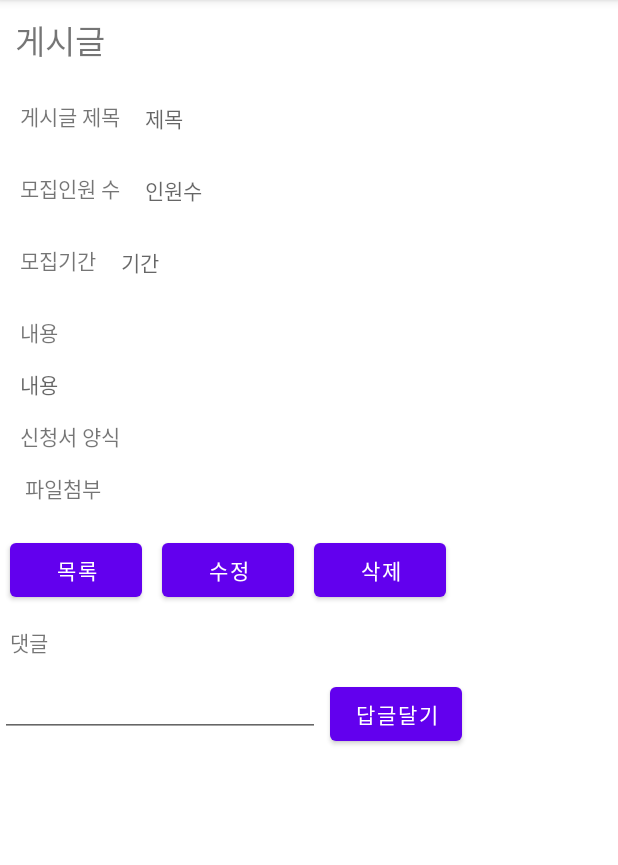
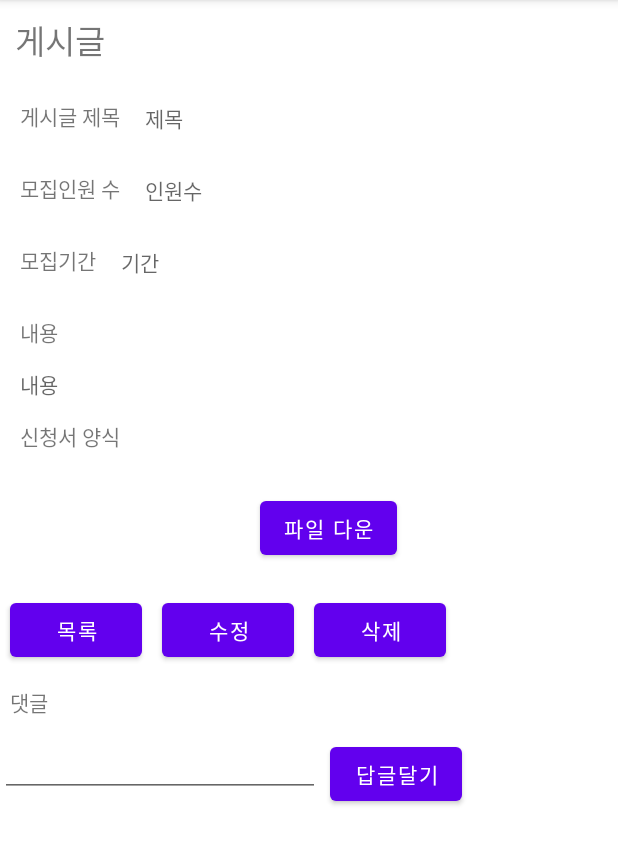
Before and after one commit to junha8070/KNU_Matching, an Android app: the postRegisterActivity screen opened directly, with no data from a screen before it, on a phone screen of 412 x 824 dp, the part 84-949 px from its top. Run offline under Robolectric (Android 15) with nearby library versions, the phone set to English and light mode, and no system bars; our stand-ins replace Firebase (no records; nobody signed in at launch, a user with empty details on screens opened directly).

Commit message:
내용확인파일명불러오기

```diff
--- a/app/src/main/java/com/example/knu_matching/AdapterActivity.java
+++ b/app/src/main/java/com/example/knu_matching/AdapterActivity.java
@@ -73,8 +73,8 @@ public class AdapterActivity extends RecyclerView.Adapter<AdapterActivity.Galler
                 intent.putExtra("Nickname", mDataset.get(temp).getStr_Nickname());
                 intent.putExtra("Email", mDataset.get(temp).getStr_email());
                 intent.putExtra("Id", mDataset.get(temp).getStr_Id());
+                intent.putExtra("application", mDataset.get(temp).getStr_application());
                 view.getContext().startActivity(intent);
-                System.out.println("자리 확인"+mDataset.get(temp).getStr_Title());
             }
         });
     }
--- a/app/src/main/java/com/example/knu_matching/main/PostFragment.java
+++ b/app/src/main/java/com/example/knu_matching/main/PostFragment.java
@@ -111,7 +111,8 @@ public class PostFragment extends Fragment {
                                         document.getData().get("str_time").toString(),
                                         document.getData().get("str_Nickname").toString(),
                                         document.getData().get("str_email").toString(),
-                                        document.getId()
+                                        document.getId(),
+                                        document.getData().get("str_application").toString()
                                 ));
                             }
                             RecyclerView recyclerView = v.findViewById(R.id.recycleView);
--- a/app/src/main/java/com/example/knu_matching/postActivity.java
+++ b/app/src/main/java/com/example/knu_matching/postActivity.java
@@ -73,7 +73,7 @@ public class postActivity extends AppCompatActivity {
     private EditText edt_Title, edt_Number, edt_date, edt_post;
     private FirebaseAuth mFirebaseAuth;
     private DatabaseReference mDatabaseRef;
-    private String str_Title, str_date, str_Number, str_post, str_Nickname, str_email, str_Id;
+    private String str_Title, str_date, str_Number, str_post, str_Nickname, str_email, str_Id, str_application;
     private FirebaseUser user;
     private TextView application;
     private FirebaseStorage storage = FirebaseStorage.getInstance();
@@ -128,6 +128,7 @@ public class postActivity extends AppCompatActivity {
                 str_date = edt_date.getText().toString();
                 str_Number = edt_Number.getText().toString();
                 str_post = edt_post.getText().toString();
+                str_application = application.getText().toString();
 
                 if (str_Title.trim().equals("") || str_date.trim().equals("") || str_Number.trim().equals("") || str_post.trim().equals("")) {
                     Toast.makeText(postActivity.this, "빈칸을 채워주세요", Toast.LENGTH_SHORT).show();
@@ -146,7 +147,7 @@ public class postActivity extends AppCompatActivity {
                             if(task.isSuccessful()){
                                 UserAccount userAccount = task.getResult().toObject(UserAccount.class);
                                 str_Nickname = userAccount.getNickName();
-                                postInfo postInfo = new postInfo(str_Title, str_date, str_Number, str_post, formatedNow, str_Nickname, str_email, str_Id);
+                                postInfo postInfo = new postInfo(str_Title, str_date, str_Number, str_post, formatedNow, str_Nickname, str_email, str_Id, str_application);
                                 update(postInfo);
                                 Intent intent = new Intent();
                                 setResult(RESULT_OK, intent);
@@ -190,7 +191,6 @@ public class postActivity extends AppCompatActivity {
 
     private void uploadFile() {
         if (filePath != null) {
-
             StorageReference storageRef = storage.getReferenceFromUrl("gs://knu-matching.appspot.com").child( str_Title+ "/" + filename);
             storageRef.putFile(filePath)
                     .addOnSuccessListener(new OnSuccessListener<UploadTask.TaskSnapshot>() {
--- a/app/src/main/java/com/example/knu_matching/postRegisterActivity.java
+++ b/app/src/main/java/com/example/knu_matching/postRegisterActivity.java
@@ -51,10 +51,11 @@ public class postRegisterActivity extends AppCompatActivity {
     private FirebaseFirestore db = FirebaseFirestore.getInstance();
 
 
-    private TextView tv_Title, tv_Number, tv_date, tv_post, application;
-    private Button btn_list, btn_change, btn_delete, btn_comment;
+    private TextView tv_Title, tv_Number, tv_date, tv_post, tv_application;
+    private Button btn_list, btn_change, btn_delete, btn_comment, btn_down;
     private EditText edt_comment;
-    private String str_Title, str_date, str_Number, str_post, str_time, str_Nickname, str_email, str_comment, str_Id;
+    private String str_Title, str_date, str_Number, str_post, str_time, str_Nickname, str_email, str_comment, str_Id, str_application;
+    private String filename;
     private FirebaseUser user;
 
     LocalDateTime now = LocalDateTime.now();
@@ -71,13 +72,13 @@ public class postRegisterActivity extends AppCompatActivity {
         tv_Title = findViewById(R.id.edt_Title);
         tv_Number = findViewById(R.id.edt_Number);
         tv_post = findViewById(R.id.edt_post);
+        tv_application = findViewById(R.id.edt_application);
 
         btn_change = findViewById(R.id.btn_change);
         btn_list = findViewById(R.id.btn_list);
         btn_delete = findViewById(R.id.btn_delete);
         btn_comment = findViewById(R.id.btn_comment);
-
-        application = findViewById(R.id.application);
+        btn_down = findViewById(R.id.btn_down);
 
         edt_comment = findViewById(R.id.edt_comment);
 
@@ -90,14 +91,27 @@ public class postRegisterActivity extends AppCompatActivity {
         str_date = intent.getStringExtra("Date");
         str_Number = intent.getStringExtra("Number");
         str_post = intent.getStringExtra("Post");
+        str_application = intent.getStringExtra("application");
+
 
         tv_Title.setText(str_Title);
         tv_Number.setText(str_Number);
         tv_date.setText(str_date);
         tv_post.setText(str_post);
+        tv_application.setText(str_application);
+
 
         user = FirebaseAuth.getInstance().getCurrentUser();
         str_email = user.getEmail();
+
+
+        btn_down.setOnClickListener(new View.OnClickListener() {
+            @Override
+            public void onClick(View view) {
+
+            }
+        });
+
 
 
         db.collection("Post").document(str_Id).collection("Comment").get()
--- a/app/src/main/res/layout/activity_post_register.xml
+++ b/app/src/main/res/layout/activity_post_register.xml
@@ -98,6 +98,8 @@
                 android:layout_height="wrap_content"
                 android:text="신청서 양식 "
                 android:layout_margin="10px"/>
+
+        </LinearLayout>
         <LinearLayout
             android:layout_width="match_parent"
             android:layout_height="wrap_content"
@@ -111,8 +113,13 @@
                 android:text=" 파일첨부 "
                 android:linksClickable="true"
                 android:autoLink="web"
-                    android:id="@+id/application"/>
-            </LinearLayout>
+                android:id="@+id/edt_application"/>
+            <Button
+                android:layout_width="wrap_content"
+                android:layout_height="wrap_content"
+                android:text="파일 다운"
+                android:layout_margin="10px"
+                android:id="@+id/btn_down"/>
         </LinearLayout>
         <LinearLayout
             android:layout_width="match_parent"
```
Also changed, not shown: app/src/main/java/com/example/knu_matching/AdapterActivity2.java (+0 -9 lines), app/src/main/java/com/example/knu_matching/postInfo.java (+6 -1 lines). Lines whose indentation alone changed are shown as unchanged.
